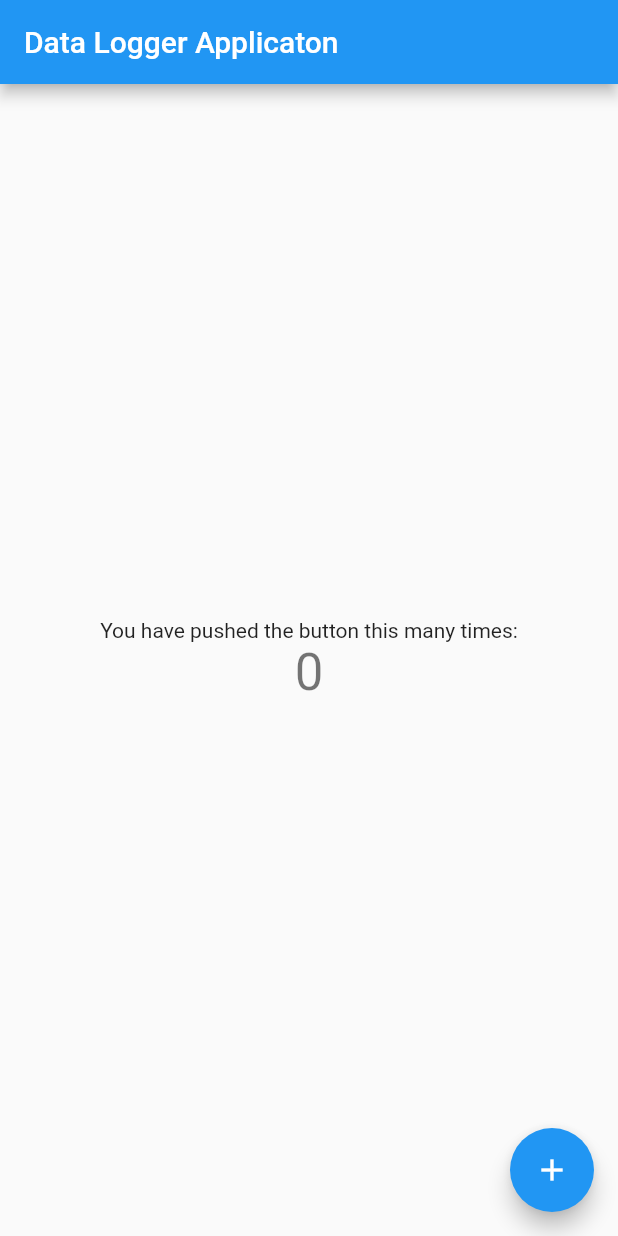
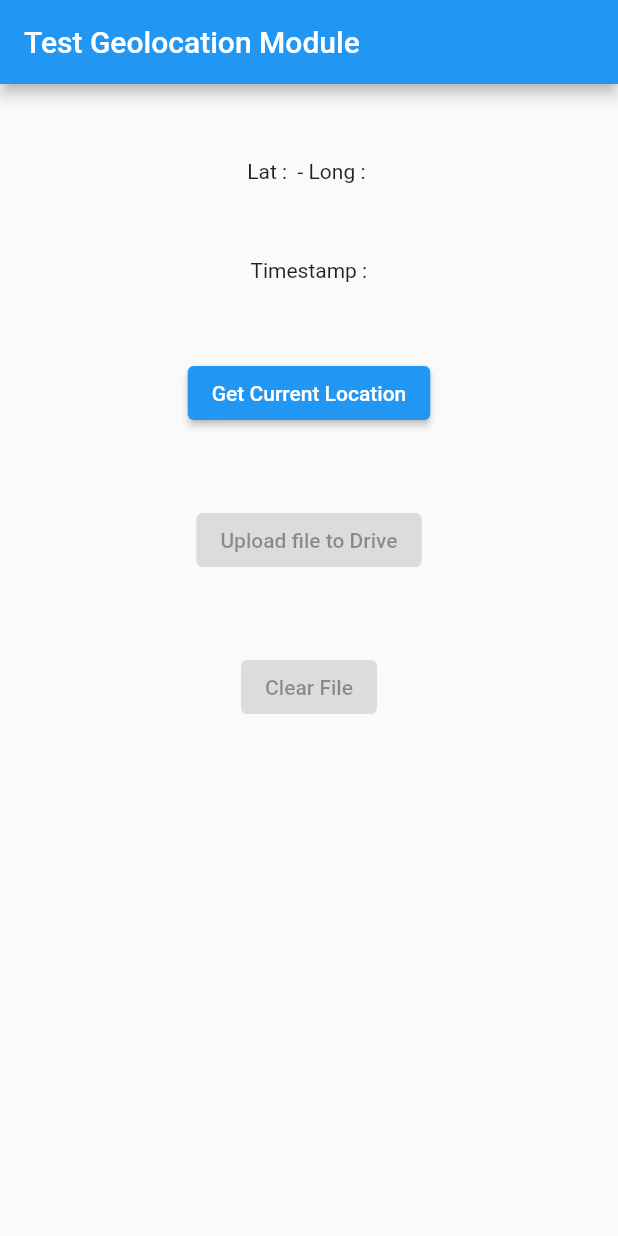
Before and after one commit to LakeeshaRCL/Data-Logger-App, a Flutter app: the screen it shows after launch, on a phone screen of 412 x 824 dp. Run offline on Flutter 3.47's test engine with Material 2 defaults, Android fonts, the light colour scheme and no system bars; our stand-ins replace geolocator, google_sign_in; missing offline and left inert: googleapis.

Commit message:
A model to handle file records was added. Service classes added. Developed the functionality to log data record to a file and upload it to google drive. Currently, functionality was handled using buttons. Exception handling is needed to be done.

```diff
--- a/lib/main.dart
+++ b/lib/main.dart
@@ -1,3 +1,4 @@
+import 'package:data_logger_app/src/screens/testGeolocatorScreen.dart';
 import 'package:flutter/material.dart';
 
 void main() {
@@ -11,105 +12,11 @@ class MyApp extends StatelessWidget {
   @override
   Widget build(BuildContext context) {
     return MaterialApp(
-      title: 'Flutter Demo',
+      title: 'Data Logger App',
       theme: ThemeData(
-        // This is the theme of your application.
-        //
-        // Try running your application with "flutter run". You'll see the
-        // application has a blue toolbar. Then, without quitting the app, try
-        // changing the primarySwatch below to Colors.green and then invoke
-        // "hot reload" (press "r" in the console where you ran "flutter run",
-        // or simply save your changes to "hot reload" in a Flutter IDE).
-        // Notice that the counter didn't reset back to zero; the application
-        // is not restarted.
         primarySwatch: Colors.blue,
       ),
-      home: const MyHomePage(title: 'Data Logger Applicaton'),
+      home: const TestGeolocatorScreen()
     );
   }
 }
-
-class MyHomePage extends StatefulWidget {
-  const MyHomePage({Key? key, required this.title}) : super(key: key);
-
-  // This widget is the home page of your application. It is stateful, meaning
-  // that it has a State object (defined below) that contains fields that affect
-  // how it looks.
-
-  // This class is the configuration for the state. It holds the values (in this
-  // case the title) provided by the parent (in this case the App widget) and
-  // used by the build method of the State. Fields in a Widget subclass are
-  // always marked "final".
-
-  final String title;
-
-  @override
-  State<MyHomePage> createState() => _MyHomePageState();
-}
-
-class _MyHomePageState extends State<MyHomePage> {
-  int _counter = 0;
-
-  void _incrementCounter() {
-    setState(() {
-      // This call to setState tells the Flutter framework that something has
-      // changed in this State, which causes it to rerun the build method below
-      // so that the display can reflect the updated values. If we changed
-      // _counter without calling setState(), then the build method would not be
-      // called again, and so nothing would appear to happen.
-      _counter++;
-    });
-  }
-
-  @override
-  Widget build(BuildContext context) {
-    // This method is rerun every time setState is called, for instance as done
-    // by the _incrementCounter method above.
-    //
-    // The Flutter framework has been optimized to make rerunning build methods
-    // fast, so that you can just rebuild anything that needs updating rather
-    // than having to individually change instances of widgets.
-    return Scaffold(
-      appBar: AppBar(
-        // Here we take the value from the MyHomePage object that was created by
-        // the App.build method, and use it to set our appbar title.
-        title: Text(widget.title),
-      ),
-      body: Center(
-        // Center is a layout widget. It takes a single child and positions it
-        // in the middle of the parent.
-        child: Column(
-          // Column is also a layout widget. It takes a list of children and
-          // arranges them vertically. By default, it sizes itself to fit its
-          // children horizontally, and tries to be as tall as its parent.
-          //
-          // Invoke "debug painting" (press "p" in the console, choose the
-          // "Toggle Debug Paint" action from the Flutter Inspector in Android
-          // Studio, or the "Toggle Debug Paint" command in Visual Studio Code)
-          // to see the wireframe for each widget.
-          //
-          // Column has various properties to control how it sizes itself and
-          // how it positions its children. Here we use mainAxisAlignment to
-          // center the children vertically; the main axis here is the vertical
-          // axis because Columns are vertical (the cross axis would be
-          // horizontal).
-          mainAxisAlignment: MainAxisAlignment.center,
-          children: <Widget>[
-            const Text(
-              'You have pushed the button this many times:',
-            ),
-            Text(
-              '$_counter',
-              style: Theme.of(context).textTheme.headline4,
-            ),
-          ],
-        ),
-      ),
-      floatingActionButton: FloatingActionButton(
-        onPressed: _incrementCounter,
-        tooltip: 'Increment',
-        child: const Icon(Icons.add),
-      ), // This trailing comma makes auto-formatting nicer for build methods.
-    );
-  }
-}
--- /dev/null
+++ b/lib/src/models/FileRecord.dart
@@ -0,0 +1,27 @@
+ // ignore_for_file: file_names
+class FileRecord {
+   late String longitude;
+   late String latitude;
+   late String timeStamp;
+   late bool isRushHour;
+   late bool isWeekend;
+   late bool isPublicHoliday;
+
+   FileRecord({
+     required this.longitude,
+     required this.latitude,
+     required this.timeStamp,
+     required this.isRushHour,
+     required this.isWeekend,
+     required this.isPublicHoliday
+     });
+
+     Map<String, dynamic> toJson()=> {
+       "longitude" : longitude,
+       'latitude' : latitude,
+       'timestamp' : timeStamp,
+       'isRushHour' : isRushHour,
+       'isWeekend' : isWeekend,
+       'isPublichHolidy' : isPublicHoliday
+     };
+ }
--- /dev/null
+++ b/lib/src/screens/testGeolocatorScreen.dart
@@ -0,0 +1,171 @@
+// ignore_for_file: file_names, prefer_const_literals_to_create_immutables
+import 'dart:convert';
+
+import 'package:data_logger_app/src/models/FileRecord.dart';
+import 'package:data_logger_app/src/services/GeoLocatorService.dart';
+import 'package:flutter/material.dart';
+import 'package:geolocator/geolocator.dart';
+import 'package:data_logger_app/src/services/publicHolidayService.dart';
+import 'package:data_logger_app/src/services/timeService.dart';
+import 'package:data_logger_app/src/services/fileService.dart';
+import 'package:google_sign_in/google_sign_in.dart' as signIn;
+import 'package:googleapis/drive/v3.dart' as drive;
+import 'package:data_logger_app/src/services/googleAuthClientService.dart';
+
+class TestGeolocatorScreen extends StatefulWidget {
+  const TestGeolocatorScreen({ Key? key }) : super(key: key);
+
+  @override
+  _TestGeolocatorScreenState createState() => _TestGeolocatorScreenState();
+}
+
+class _TestGeolocatorScreenState extends State<TestGeolocatorScreen> {
+
+  // property area--------------------------------------------------------------
+  String lat = "";
+  String long =  "";
+  String timeStamp = "";
+  String currentDate = "";
+
+  GeolocatorService geolocatorService = GeolocatorService();
+  PublicHolidayService  publicHolidayService = PublicHolidayService(api_key: "04195d83220a781fec0ef7811aab0c1c3182b435",country: "LK",year: "2021");
+
+  final googleSignIn = signIn.GoogleSignIn.standard(
+                scopes: [drive.DriveApi.driveScope]
+              );
+
+  FileService fileService = FileService(fileName: "Test.json");
+
+  // Tempory button controls------------
+  bool isFileCreated = false;
+  bool isUploadToDrive = false;
+  bool isFileCleaned = false;
+
+
+
+  @override
+  Widget build(BuildContext context) {
+     //Position position = await geoService.getCurrentPosition();
+
+    return Scaffold(
+      appBar: AppBar(
+        title: Text("Test Geolocation Module"),
+      ),
+       body: Column(
+         children: <Widget> [
+
+          const SizedBox(height: 50,),
+          Center(child: Text("Lat : $lat - Long : $long"),),
+          const SizedBox(height: 50,),
+          Center(child: Text(" Timestamp : $timeStamp"),),
+          const SizedBox(height: 50,),
+          ElevatedButton(
+            onPressed: !isUploadToDrive ? ()async{
+
+              Position currentPosition = await geolocatorService.getCurrentPosition();
+
+              await publicHolidayService.getPublicHolidayData(); // initially at the test stage. this should run only once in the day
+
+              await fileService.setLocalFile();
+              await fileService.checkFileEmpty();
+
+              FileRecord record ;
+
+              setState((){
+                isFileCreated = true;
+
+                lat = currentPosition.latitude.toString();
+                long = currentPosition.longitude.toString();
+
+
+                TimeService timeService = TimeService();
+                timeStamp = timeService.getTimeStamp();
+                currentDate = timeService.getCurrentDate();
+
+                bool isHoilday = publicHolidayService.checkIsHoliday(timeService.getCurrentDate());
+                bool isRushHour = timeService.checkIsRushHour();
+                bool isWeekend  = timeService.checkIsWeekend();
+
+                record= FileRecord(
+                  longitude: long,
+                  latitude: lat,
+                  timeStamp: timeStamp,
+                  isRushHour: isRushHour,
+                  isWeekend: isWeekend,
+                  isPublicHoliday: isHoilday
+                );
+
+                print(record.toJson());
+
+
+                fileService.writeContent(jsonEncode(record.toJson()));
+              });
+              print("Test file read start---------------->\n");
+              print(await fileService.readFile());
+
+            } : null,
+            child:const Text("Get Current Location")
+            ),
+            const SizedBox(height: 50,),
+            ElevatedButton(
+              onPressed: isFileCreated ? ()async{
+                setState((){
+                  isUploadToDrive = true;
+                  isFileCreated = false;
+                });
+
+                final account = await googleSignIn.signIn();
+                print("Sign in to account : $account");
+
+                // initialize driveApi
+                final authHeaders = await account!.authHeaders;
+                final authenticateClient = GoogleAuthClientService(authHeaders);
+                final driveApi = drive.DriveApi(authenticateClient);
+
+
+                await fileService.fileFormatToJSON();
+                print("File read start after format to JSON ---------------->\n");
+                print(await fileService.readFile());
+
+                drive.File file = drive.File();
+
+                try {
+                  file.name = "DataLoggerRecords_$timeStamp.json";
+                  drive.File response = await driveApi.files.create(file,uploadMedia: drive.Media(
+                    fileService.getFile().openRead(),
+                    fileService.getFile().lengthSync(),
+                  ));
+
+                  print("Succuessfully uploaded the file with the size : ${response.size}");
+                }
+                catch(e){
+                  print("Dirve file upload exeption occurs : $e");
+                }
+                finally{
+                  authenticateClient.close();
+                }
+
+              }: null,
+              child:const Text("Upload file to Drive")
+              ),
+              const SizedBox(height: 50),
+              ElevatedButton(
+                onPressed: isUploadToDrive ? ()async{
+
+                  // This part was added temporary
+                  fileService.clearFile();
+                  print("File after clean :");
+                  print(await fileService.readFile());
+
+                  setState((){
+                    isUploadToDrive = false;
+                  });
+
+                }:null,
+                child:const Text("Clear File")
+                )
+         ],
+       ),
+    );
+  }
+}
--- /dev/null
+++ b/lib/src/services/fileService.dart
@@ -0,0 +1,88 @@
+// ignore_for_file: file_names
+
+import "dart:io";
+import 'package:path_provider/path_provider.dart';
+
+class FileService {
+  late String fileName;
+  late File file;
+  late bool isFileEmpty;
+
+  FileService({required String this.fileName});
+
+
+  // Setting up local file in external memory
+  Future<void> setLocalFile() async {
+    var directory =  await getExternalStorageDirectory();
+    print("Path : ${directory!.path}");
+    file = File('${directory!.path}/$fileName');
+  }
+
+
+  // method to write content to the file
+  Future<File> writeContent(String content)async{
+    if(isFileEmpty){
+      return file.writeAsString(content);
+    }
+    else{
+      return file.writeAsString(","+content,mode: FileMode.append);
+    }
+  }
+
+  // A method to read file
+  Future<String> readFile()async{
+    late String content;
+    try{
+      if(await file.exists()){
+        content = await file.readAsString();
+      }
+      else{
+        print("File : ${file.toString()} - not found !");
+        content = "Not found";
+      }
+    }
+    catch(e){
+      print("=========================================================");
+      print("File read exception was occurred : $e \n");
+    }
+    return content;
+  }
+
+  /*
+   * A method to wipe data in the file
+   */
+  void clearFile(){
+    file.writeAsString("");
+  }
+
+
+ // A method to check is file is empty
+  Future <void> checkFileEmpty() async{
+     String content = await readFile();
+    if(content=="" || content == "Not found"){
+      isFileEmpty = true;
+    }
+    else{
+      isFileEmpty = false;
+    }
+  }
+
+
+  // A method to finally format the file in to propper JSON format
+  Future <void> fileFormatToJSON()async{
+    String content = await readFile();
+    clearFile();
+    file.writeAsString("{\"records\":[$content]}");
+  }
+
+
+
+  /*
+   * A getters and setters -----------------------------------------
+   */
+
+  File getFile(){
+    return file;
+  }
+
+}
--- /dev/null
+++ b/lib/src/services/geoLocatorService.dart
@@ -0,0 +1,45 @@
+
+// ignore_for_file: file_names, slash_for_doc_comments
+
+import 'package:geolocator/geolocator.dart';
+
+class GeolocatorService {
+
+  /**
+   * A method to get current location of the device
+   */
+
+  Future<Position> getCurrentPosition() async {
+
+    bool isServiceEnabled; // to store geo service status of the device
+    LocationPermission permission; // store location permission on deveice
+
+    // Check locaion service is enabled
+    isServiceEnabled = await Geolocator.isLocationServiceEnabled();
+    if(!isServiceEnabled){
+      // Location servcies are not enabled
+      // Stop here
+      return Future.error("Location Services are disabled.");
+    }
+
+    // check device permission is granted
+    permission = await Geolocator.checkPermission();
+    if(permission == LocationPermission.denied){
+      permission = await Geolocator.requestPermission();
+
+      if(permission == LocationPermission.denied){
+        // Permissions are still denied
+        return Future.error("Location Permissions are denied");
+      }
+    }
+
+    if(permission == LocationPermission.deniedForever){
+      // when permissions are denied forever
+      return Future.error('Location permissions are permanently denied, cannot request permision');
+
+    }
+
+    // if all satisfied, get current geo location
+    return await Geolocator.getCurrentPosition();
+  }
+}
--- /dev/null
+++ b/lib/src/services/googleAuthClientService.dart
@@ -0,0 +1,17 @@
+// ignore_for_file: file_names
+
+import 'package:http/http.dart' as http;
+
+class GoogleAuthClientService extends http.BaseClient{
+
+  late final Map<String,String> _headers;
+  final http.Client _client = new http.Client();
+
+  GoogleAuthClientService(this._headers);
+
+  @override
+  Future<http.StreamedResponse> send(http.BaseRequest request) {
+    return _client.send(request..headers.addAll(_headers));
+  }
+
+}
--- /dev/null
+++ b/lib/src/services/publicHolidayService.dart
@@ -0,0 +1,51 @@
+// ignore_for_file: file_names
+import 'package:http/http.dart' as http;
+import 'dart:convert' as convert;
+
+class PublicHolidayService{
+  late String api_key;
+  late String country;
+  late String year;
+  late var holidays;
+
+
+  PublicHolidayService({required this.api_key, required this.country, required this.year});
+
+  Future<void> getPublicHolidayData ()async{
+
+    final queryParameters= {
+      'api_key':api_key,
+      'country': country,
+      'year':year
+    };
+
+    final uri = Uri.https('www.calendarific.com', '/api/v2/holidays',queryParameters);
+    final response = await http.get(uri);
+
+
+    if(response.statusCode == 200){ // if data recieved
+      Map  locationData = convert.jsonDecode(response.body);
+      // print(locationData);
+      holidays = locationData["response"]["holidays"];
+    }
+    else{ // if any error occurrs
+        print("API response failed with status : ${response.statusCode}.");
+    }
+
+  }
+
+
+  bool checkIsHoliday(String date){
+    bool isHoliday = false;
+
+     for(int holiday =0; holiday < holidays.length; holiday++){
+
+        String currentHoliday = holidays[holiday]["date"]["iso"].substring(0,10);
+
+        if(date.trim() == currentHoliday.trim()){
+          isHoliday = true;
+        }
+      }
+    return isHoliday;
+  }
+}
--- /dev/null
+++ b/lib/src/services/timeService.dart
@@ -0,0 +1,46 @@
+
+// ignore_for_file: file_names
+
+import 'package:intl/intl.dart';
+
+class TimeService{
+  late String timeStamp;
+  late DateTime now;
+
+  TimeService(){
+    now =DateTime.now();
+    timeStamp = now.toString();
+  }
+
+ String getCurrentDate(){
+   return timeStamp.substring(0,10);
+ }
+
+  // check is rush hours. Rush hours -> {7am - 9am, 4pm - 7pm}
+  bool checkIsRushHour(){
+    int currentHour = int.parse(timeStamp.substring(11,13));
+    bool isRushHour= false; // store is current hour is a rush hour. initially not a rush hour.
+
+    if ((currentHour >= 7 && currentHour <= 9) || (currentHour >= 16 && currentHour <= 19)){
+      // if is a rush hour
+      isRushHour = true;
+    }
+
+    return isRushHour;
+  }
+
+  bool  checkIsWeekend(){
+    bool isWeekend = false;
+    String today = DateFormat("EEEE").format(now);
+
+    if( today == "Saturday" || today == "Sunday" ){
+      isWeekend = true;
+    }
+    return isWeekend;
+  }
+
+  String getTimeStamp(){
+    return timeStamp;
+  }
+
+}
--- a/pubspec.yaml
+++ b/pubspec.yaml
@@ -34,6 +34,12 @@ dependencies:
   # The following adds the Cupertino Icons font to your application.
   # Use with the CupertinoIcons class for iOS style icons.
   cupertino_icons: ^1.0.2
+  geolocator: ^7.7.1
+  intl: ^0.17.0
+  http: ^0.13.4
+  path_provider: ^2.0.7
+  googleapis: ^7.0.0
+  google_sign_in: ^5.2.1
 
 dev_dependencies:
   flutter_test:
```
Also changed, not shown: pubspec.lock, 3 other files.
